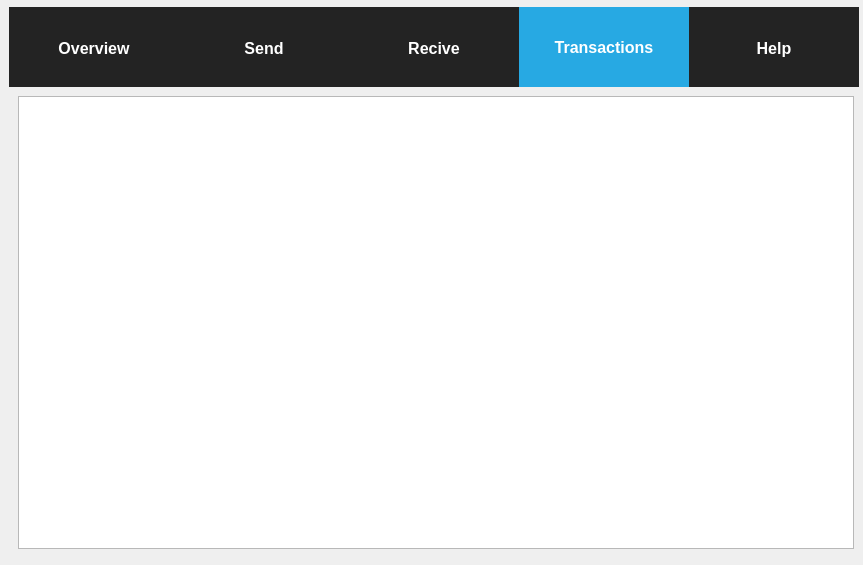
The window that forms/mainwindow.ui (kratek210/Blockchain-Client) describes before a commit, drawn with Qt 5.
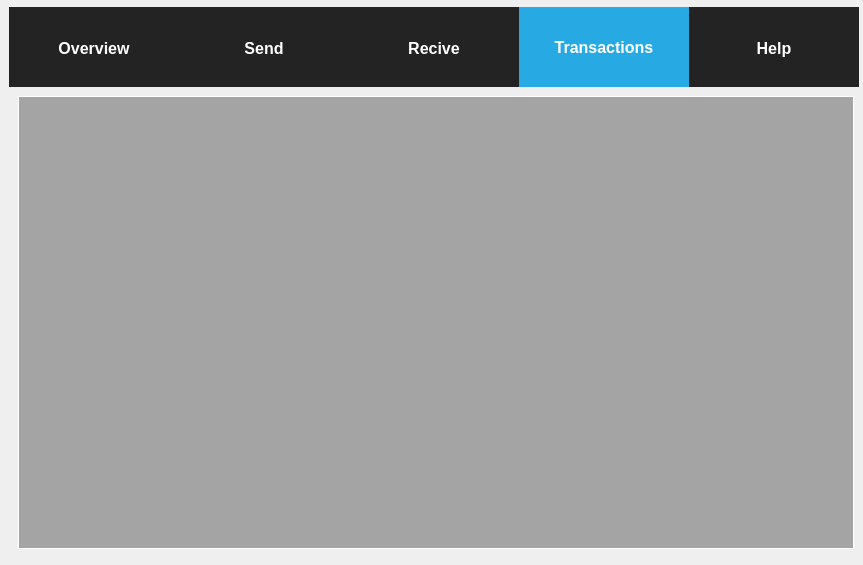
The same window after the commit. The open tabs and pages were chosen to show the change. Icons and pictures are not drawn.

Diff of the .ui file:
```diff
--- a/forms/mainwindow.ui
+++ b/forms/mainwindow.ui
@@ -168,7 +168,14 @@
 {
 border: 1px solid white;
 color: white;
-border-radius:10px;
+background-color: rgba(0, 0, 0, 80);
+font-size: 12px;
+font: bold;}
+
+QTableView
+{
+border: 1px solid white;
+color: white;
 background-color: rgba(0, 0, 0, 80);
 font-size: 12px;
 font: bold;}
@@ -781,17 +788,7 @@
        </attribute>
        <layout class="QVBoxLayout" name="verticalLayout_7">
         <item>
-         <widget class="QTreeView" name="treeView">
-          <property name="styleSheet">
-           <string notr="true">background-color : rgba(0,0,0,80);
-color: rgb(255, 120, 2);
-alternate-background-color: rgb(0, 255, 0);
-
-QTreeView::branch
-{color:red;}
-</string>
-          </property>
-         </widget>
+         <widget class="QTableView" name="tableView"/>
         </item>
        </layout>
       </widget>
```
Left out of the diff: 10 changed lines with no effect on the pictures.
